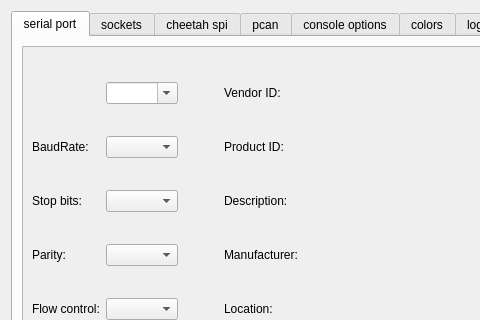
Old version of the form ScriptCommunicator/settingsdialog.ui in the repository szieke/ScriptCommunicator_serial-terminal; both pictures show x 0 to 480 and y 0 to 320 of the 872 by 558 pixel window.
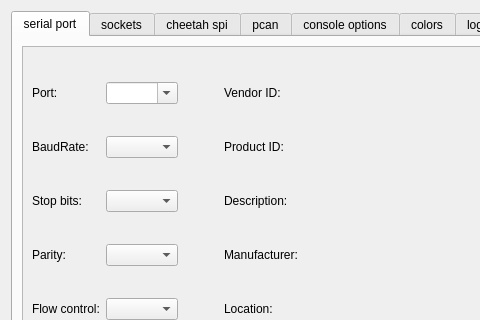
New version of the form. Icons and pictures are not drawn. Custom widgets are drawn as their Qt base class.

Commit message: SC scans for serial ports now if the settings dialog is opened

```diff
--- a/ScriptCommunicator/settingsdialog.ui
+++ b/ScriptCommunicator/settingsdialog.ui
@@ -375,6 +375,13 @@
                </property>
               </widget>
              </item>
+             <item row="0" column="0">
+              <widget class="QLabel" name="label_24">
+               <property name="text">
+                <string>Port:</string>
+               </property>
+              </widget>
+             </item>
             </layout>
            </item>
           </layout>
```
Left out of the diff: 24 changed lines with no effect on the pictures. The commit also changes 4 other files.
